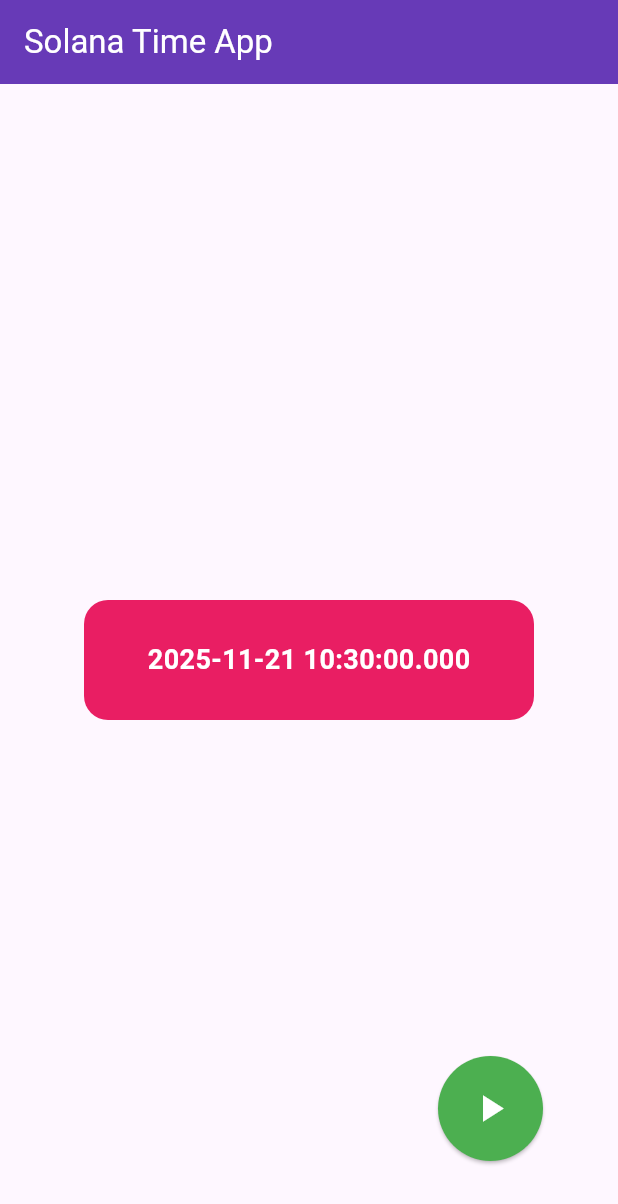
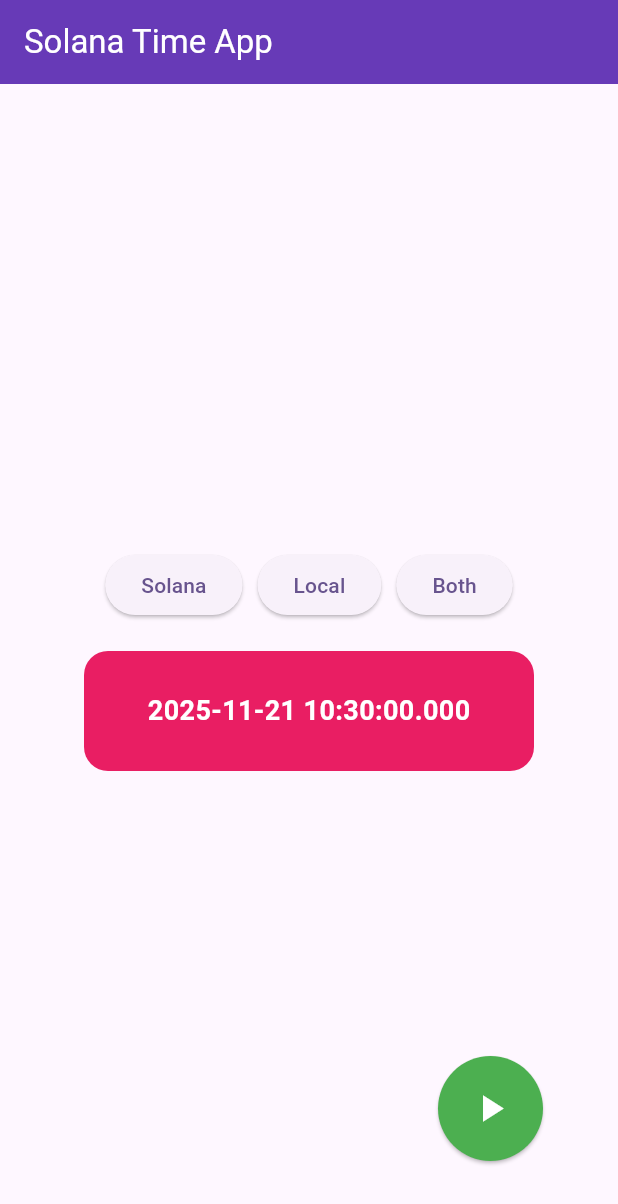
Before and after one commit to windownik/solana_time, a Flutter app: the screen it shows after launch, on a phone screen of 412 x 824 dp. Shown: the top 1204 px of the screen. Run offline on Flutter 3.47's test engine with Material 3 defaults, Android fonts, the phone set to English and light mode, and no system bars; our stand-ins replace equatable.

Commit message:
create simple selector

```diff
--- a/lib/presentation/pages/home_page.dart
+++ b/lib/presentation/pages/home_page.dart
@@ -4,6 +4,7 @@ import 'package:flutter/material.dart';
 
 import '../widgets/run_stop_button.dart';
 import '../widgets/time_display_card.dart';
+import '../widgets/time_selector.dart';
 
 
 
@@ -17,9 +18,18 @@ class HomePage extends StatelessWidget {
         title: const Text("Solana Time App", style: TextStyle(color: Colors.white),),
         backgroundColor: Colors.deepPurple,
       ),
-      body: Stack(
+      body: const Stack(
         children: [
-          Center(child: TimeDisplayCard()),
+          Center(child:
+           Column(
+            mainAxisSize: MainAxisSize.min,
+
+            children: [
+              TimeSelector(),
+              SizedBox(height: 20,),
+              TimeDisplayCard(),
+            ],
+          )),
           Positioned(
               right: 50,
               bottom: 50,
--- a/lib/presentation/widgets/time_selector.dart
+++ b/lib/presentation/widgets/time_selector.dart
@@ -0,0 +1,37 @@
+
+import 'package:flutter/material.dart';
+
+
+
+class TimeSelector extends StatelessWidget {
+  const TimeSelector({super.key});
+
+  @override
+  Widget build(BuildContext context) {
+    return Row(
+      mainAxisSize: MainAxisSize.min,
+      children: [
+        _Button(text: 'Solana',
+          onPressed: () {  },),
+        SizedBox( width: 10,),
+        _Button(text: 'Local',
+          onPressed: () {  },),
+        SizedBox( width: 10,),
+        _Button(text: 'Both',
+          onPressed: () {  },),
+      ],
+    );
+  }
+}
+
+
+class _Button extends StatelessWidget {
+  final String text;
+  final VoidCallback onPressed;
+  const _Button({required this.text, required this.onPressed});
+
+  @override
+  Widget build(BuildContext context) {
+    return ElevatedButton(onPressed: onPressed, child: Text(text));
+  }
+}
```
